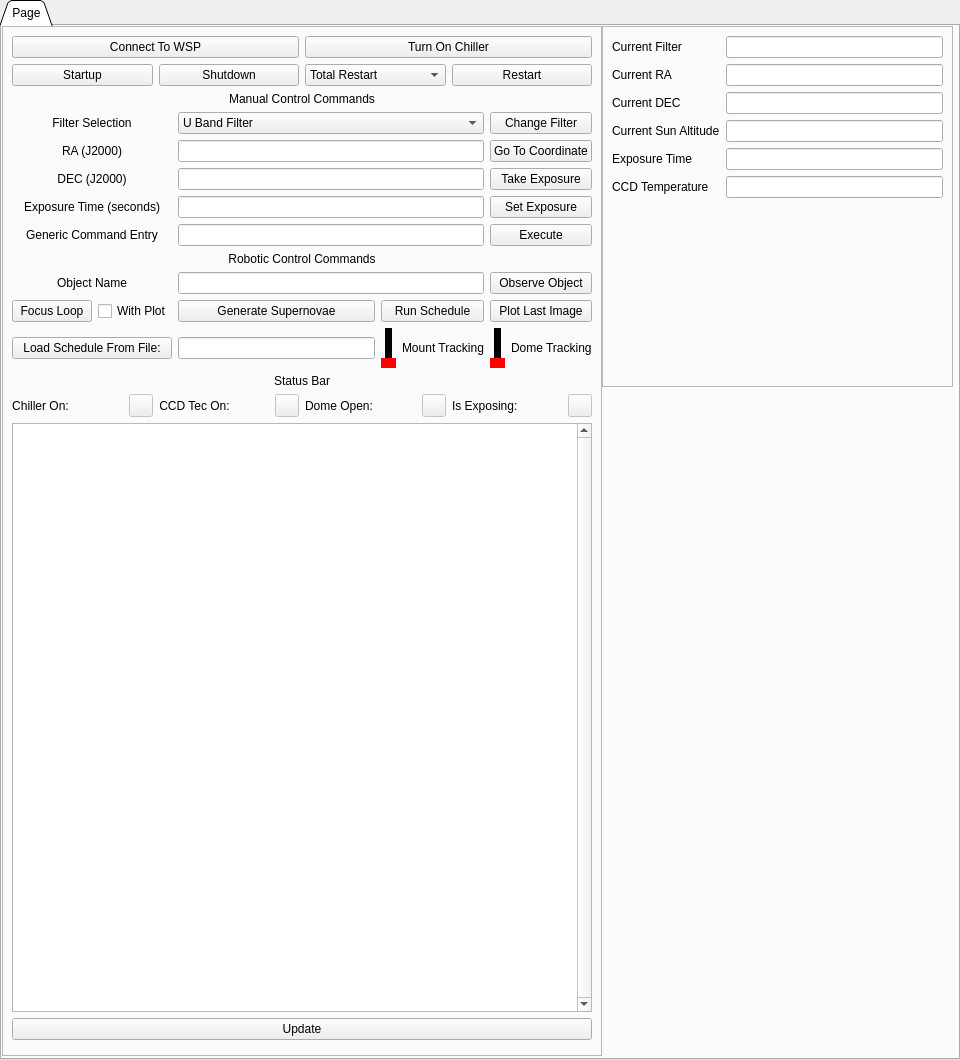
Old version of the form WINTER_GUI/form.ui in the repository winter-telescope/observatory.
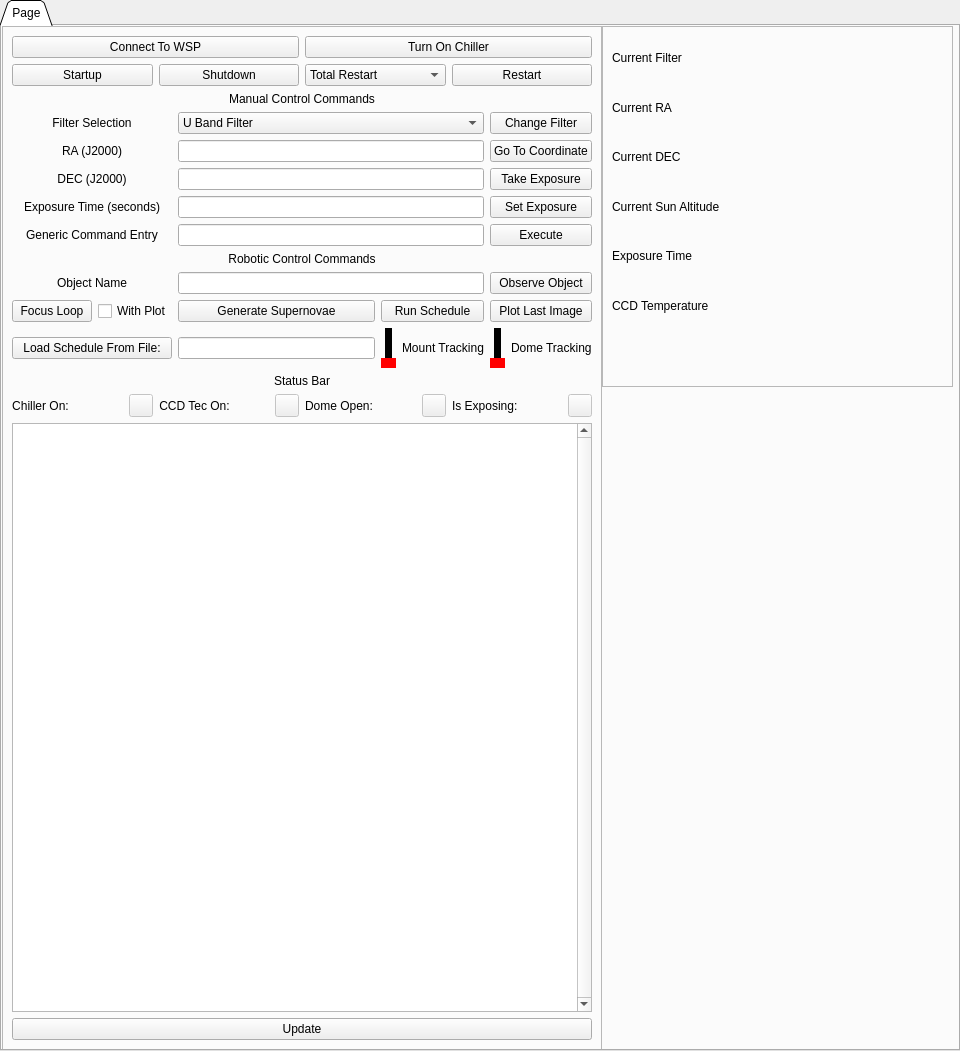
New version of the form.

```diff
--- a/WINTER_GUI/form.ui
+++ b/WINTER_GUI/form.ui
@@ -7,7 +7,7 @@
     <x>0</x>
     <y>0</y>
     <width>960</width>
-    <height>1060</height>
+    <height>1051</height>
    </rect>
   </property>
   <property name="windowTitle">
@@ -685,16 +685,6 @@
      <enum>QFrame::Raised</enum>
     </property>
     <layout class="QGridLayout" name="gridLayout_5">
-     <item row="1" column="0">
-      <widget class="QLabel" name="label_20">
-       <property name="text">
-        <string>Current RA</string>
-       </property>
-      </widget>
-     </item>
-     <item row="5" column="1">
-      <widget class="QLineEdit" name="exp_time_display"/>
-     </item>
      <item row="2" column="0">
       <widget class="QLabel" name="label_21">
        <property name="text">
@@ -702,8 +692,15 @@
        </property>
       </widget>
      </item>
-     <item row="2" column="1">
-      <widget class="QLineEdit" name="DEC_display"/>
+     <item row="6" column="0">
+      <widget class="QLabel" name="label_9">
+       <property name="text">
+        <string>CCD Temperature</string>
+       </property>
+       <property name="alignment">
+        <set>Qt::AlignLeading|Qt::AlignLeft|Qt::AlignVCenter</set>
+       </property>
+      </widget>
      </item>
      <item row="7" column="0">
       <widget class="QLabel" name="label_23">
@@ -712,8 +709,19 @@
        </property>
       </widget>
      </item>
-     <item row="0" column="1">
-      <widget class="QLineEdit" name="filter_display"/>
+     <item row="0" column="0">
+      <widget class="QLabel" name="label_24">
+       <property name="text">
+        <string>Current Filter</string>
+       </property>
+      </widget>
+     </item>
+     <item row="1" column="0">
+      <widget class="QLabel" name="label_20">
+       <property name="text">
+        <string>Current RA</string>
+       </property>
+      </widget>
      </item>
      <item row="4" column="0">
       <widget class="QLabel" name="label_17">
@@ -735,29 +743,45 @@
        </property>
       </widget>
      </item>
-     <item row="6" column="1">
-      <widget class="QLineEdit" name="ccd_temp_display"/>
-     </item>
-     <item row="4" column="1">
-      <widget class="QLineEdit" name="sun_alt_display"/>
+     <item row="0" column="1">
+      <widget class="QLabel" name="filter_display">
+       <property name="text">
+        <string/>
+       </property>
+      </widget>
      </item>
      <item row="1" column="1">
-      <widget class="QLineEdit" name="RA_display"/>
+      <widget class="QLabel" name="RA_display">
+       <property name="text">
+        <string/>
+       </property>
+      </widget>
      </item>
-     <item row="6" column="0">
-      <widget class="QLabel" name="label_9">
+     <item row="2" column="1">
+      <widget class="QLabel" name="DEC_display">
        <property name="text">
-        <string>CCD Temperature</string>
+        <string/>
        </property>
-       <property name="alignment">
-        <set>Qt::AlignLeading|Qt::AlignLeft|Qt::AlignVCenter</set>
+      </widget>
+     </item>
+     <item row="4" column="1">
+      <widget class="QLabel" name="sun_alt_display">
+       <property name="text">
+        <string/>
        </property>
       </widget>
      </item>
-     <item row="0" column="0">
-      <widget class="QLabel" name="label_24">
+     <item row="5" column="1">
+      <widget class="QLabel" name="exp_time_display">
        <property name="text">
-        <string>Current Filter</string>
+        <string/>
+       </property>
+      </widget>
+     </item>
+     <item row="6" column="1">
+      <widget class="QLabel" name="ccd_temp_display">
+       <property name="text">
+        <string/>
        </property>
       </widget>
      </item>
```
Left out of the diff: 318 changed lines with no effect on the pictures.
